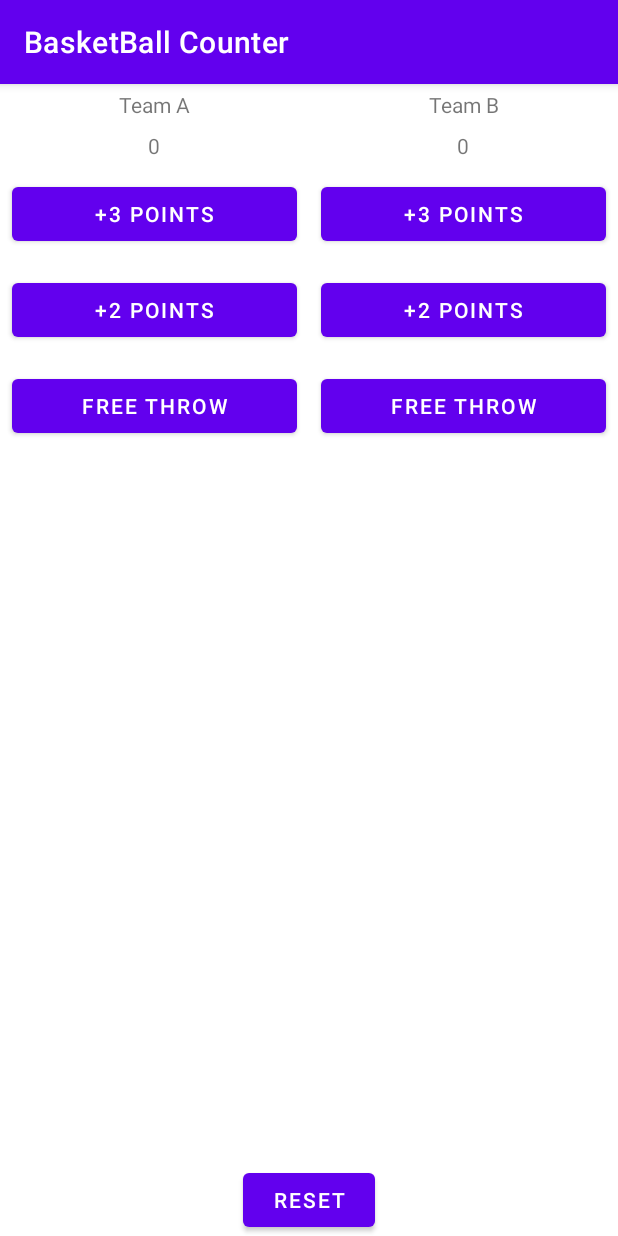
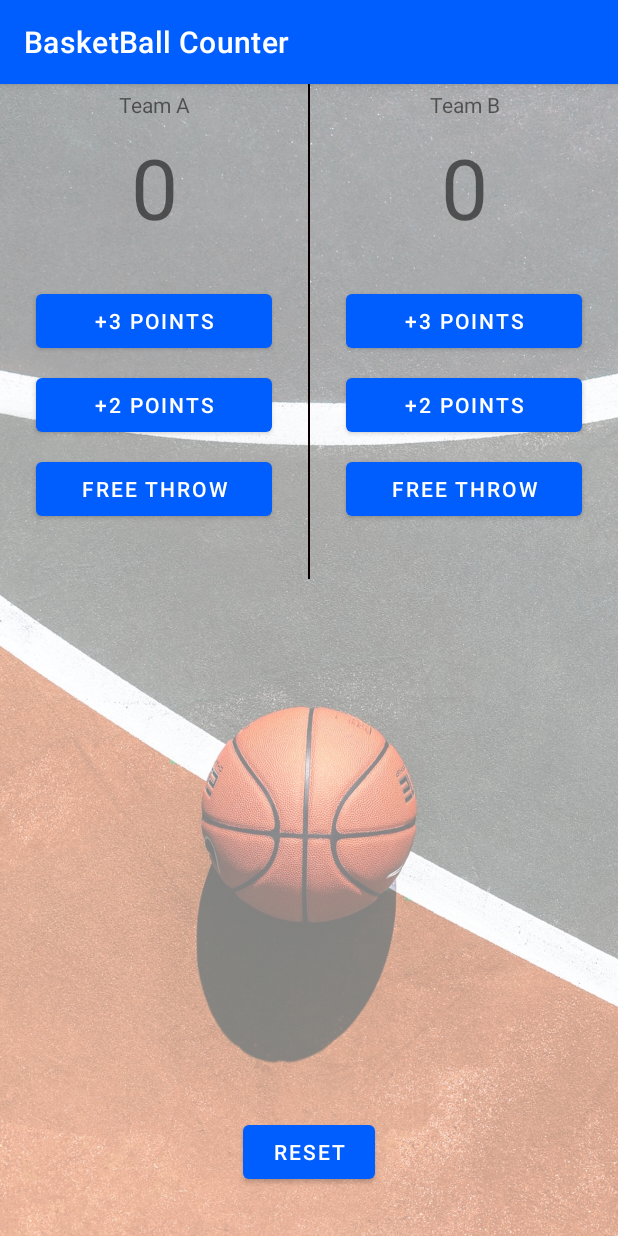
Before and after one commit to Maruthi18/BasketBall-Counter, an Android app: the screen it shows after launch (MainActivity), on a phone screen of 412 x 824 dp. Run offline under Robolectric (Android 15) with nearby library versions, the phone set to English and light mode, and no system bars.

Commit message:
Project Done .....

```diff
--- a/app/src/main/res/layout/activity_main.xml
+++ b/app/src/main/res/layout/activity_main.xml
@@ -4,7 +4,12 @@
     xmlns:tools="http://schemas.android.com/tools"
     android:layout_width="match_parent"
     android:layout_height="match_parent">
-
+<ImageView
+    android:layout_width="match_parent"
+    android:layout_height="match_parent"
+    android:scaleType="centerCrop"
+    android:alpha="0.5"
+    android:src="@drawable/basketball"/>
     <LinearLayout
         android:layout_width="match_parent"
         android:layout_height="match_parent"
@@ -22,6 +27,7 @@
                 android:layout_height="wrap_content"
                 android:gravity="center"
                 android:padding="4dp"
+                android:textSize="14sp"
                 android:text="Team A" />
 
             <TextView
@@ -30,31 +36,43 @@
                 android:layout_height="wrap_content"
                 android:gravity="center"
                 android:padding="4dp"
+                android:textSize="56sp"
                 android:text="0" />
 
             <Button
                 android:layout_width="match_parent"
                 android:layout_height="wrap_content"
-                android:layout_margin="8dp"
+
                 android:onClick="addThreeForTeamA"
+                android:layout_marginTop="24dp"
+                android:layout_marginLeft="24dp"
+                android:layout_marginRight="24dp"
                 android:text="+3 Points" />
 
             <Button
                 android:layout_width="match_parent"
                 android:layout_height="wrap_content"
-                android:layout_margin="8dp"
+               android:layout_marginTop="8dp"
+                android:layout_marginLeft="24dp"
+                android:layout_marginRight="24dp"
                 android:onClick="addTwoForTeamA"
                 android:text="+2 Points" />
 
             <Button
                 android:layout_width="match_parent"
                 android:layout_height="wrap_content"
-                android:layout_margin="8dp"
                 android:onClick="addOneForTeamA"
+                android:layout_marginTop="8dp"
+                android:layout_marginLeft="24dp"
+                android:layout_marginRight="24dp"
                 android:text="Free throw" />
 
         </LinearLayout>
 
+        <View
+            android:layout_width="1dp"
+            android:layout_height="330dp"
+            android:background="#0B0000"/>
 
         <LinearLayout
             android:layout_width="0dp"
@@ -76,26 +94,34 @@
                 android:layout_height="wrap_content"
                 android:gravity="center"
                 android:padding="4dp"
+                android:textSize="56sp"
                 android:text="0" />
 
             <Button
                 android:layout_width="match_parent"
                 android:layout_height="wrap_content"
-                android:layout_margin="8dp"
+                android:layout_marginTop="24dp"
+                android:layout_marginLeft="24dp"
+                android:layout_marginRight="24dp"
                 android:onClick="addThreeForTeamB"
-                android:text="+3 Points" />
+                android:text="+3 Points"
+                />
 
             <Button
                 android:layout_width="match_parent"
                 android:layout_height="wrap_content"
-                android:layout_margin="8dp"
+                android:layout_marginTop="8dp"
+                android:layout_marginLeft="24dp"
+                android:layout_marginRight="24dp"
                 android:onClick="addTwoForTeamB"
                 android:text="+2 Points" />
 
             <Button
                 android:layout_width="match_parent"
                 android:layout_height="wrap_content"
-                android:layout_margin="8dp"
+                android:layout_marginTop="8dp"
+                android:layout_marginLeft="24dp"
+                android:layout_marginRight="24dp"
                 android:onClick="addOneForTeamB"
                 android:text="Free throw" />
 
@@ -109,6 +135,7 @@
         android:layout_alignParentBottom="true"
         android:layout_centerHorizontal="true"
         android:text="Reset"
-        android:onClick="reset"/>
+        android:layout_marginBottom="32dp"
+        android:onClick="reset" />
 
 </RelativeLayout>
--- a/app/src/main/res/values/themes.xml
+++ b/app/src/main/res/values/themes.xml
@@ -2,14 +2,12 @@
     <!-- Base application theme. -->
     <style name="Theme.CourtCounter" parent="Theme.MaterialComponents.DayNight.DarkActionBar">
         <!-- Primary brand color. -->
-        <item name="colorPrimary">@color/purple_500</item>
-        <item name="colorPrimaryVariant">@color/purple_700</item>
-        <item name="colorOnPrimary">@color/white</item>
-        <!-- Secondary brand color. -->
-        <item name="colorSecondary">@color/teal_200</item>
-        <item name="colorSecondaryVariant">@color/teal_700</item>
-        <item name="colorOnSecondary">@color/black</item>
         <!-- Status bar color. -->
+        <!-- Primary theme color of the app (sets background color of app bar) -->
+        <item name="colorPrimary">#005EFF</item>
+        <item name="colorSecondary">#FF9800</item>
+        <!-- Background color of buttons in the app -->
+        <item name="colorButtonNormal">#FF9800</item>
         <item name="android:statusBarColor" tools:targetApi="l">?attr/colorPrimaryVariant</item>
         <!-- Customize your theme here. -->
     </style>
```
Also changed, not shown: app/src/main/res/drawable/basketball.jpeg (added), app/src/main/res/drawable/dead.jpg (added).
